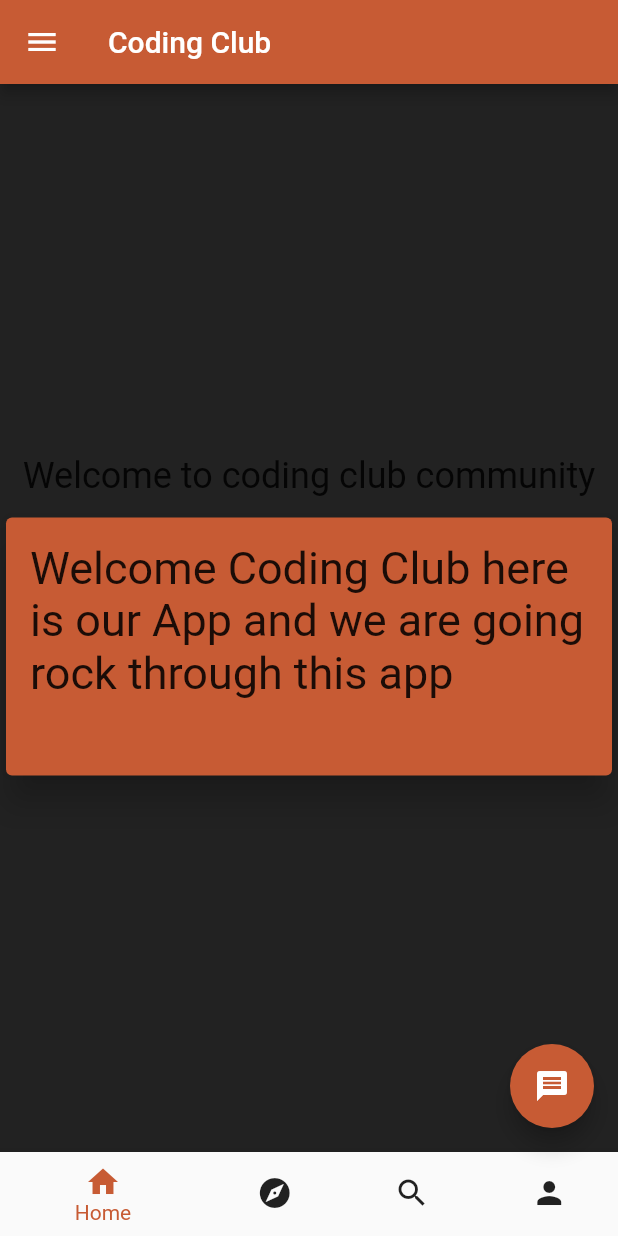
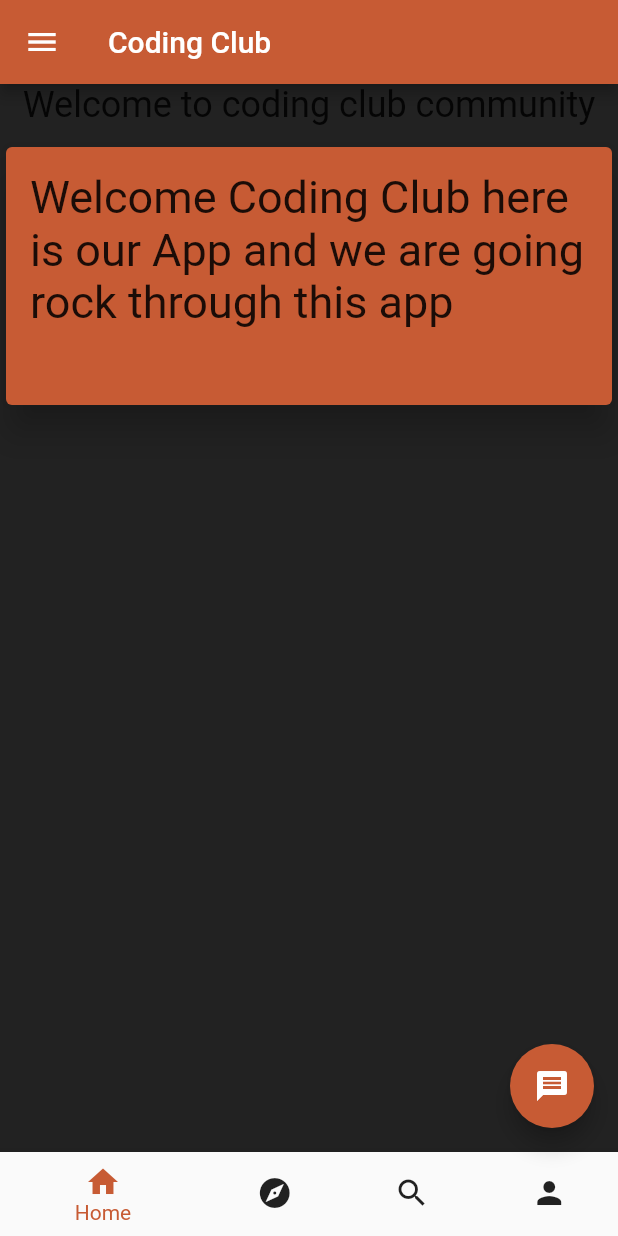
Before and after one commit to taurusaman/cc_app, a Flutter app: the homescreen screen opened by its route, on a phone screen of 412 x 824 dp. Run offline on Flutter 3.47's test engine with Material 2 defaults, Android fonts, the phone set to English and light mode, and no system bars.

Commit message:
widgetin homescreen

```diff
--- a/lib/screen/homescreen.dart
+++ b/lib/screen/homescreen.dart
@@ -31,8 +31,9 @@ class _homescreenstate extends State<homescreen> {
         backgroundColor: Color.fromARGB(255, 199, 91, 52),
         title: Text('Coding Club'),
       ),
-      body: Center(
-        child: Column(mainAxisAlignment: MainAxisAlignment.center, children: [
+      body: Column(
+        mainAxisAlignment: MainAxisAlignment.start,
+        children: [
           Text(
             'Welcome to coding club community',
             style: TextStyle(fontSize: 24.0),
@@ -54,7 +55,7 @@ class _homescreenstate extends State<homescreen> {
             ),
           ),
         ]),
-      ),
+
       floatingActionButton: FloatingActionButton(
         onPressed: () {},
         child: Icon(Icons.message),
```
